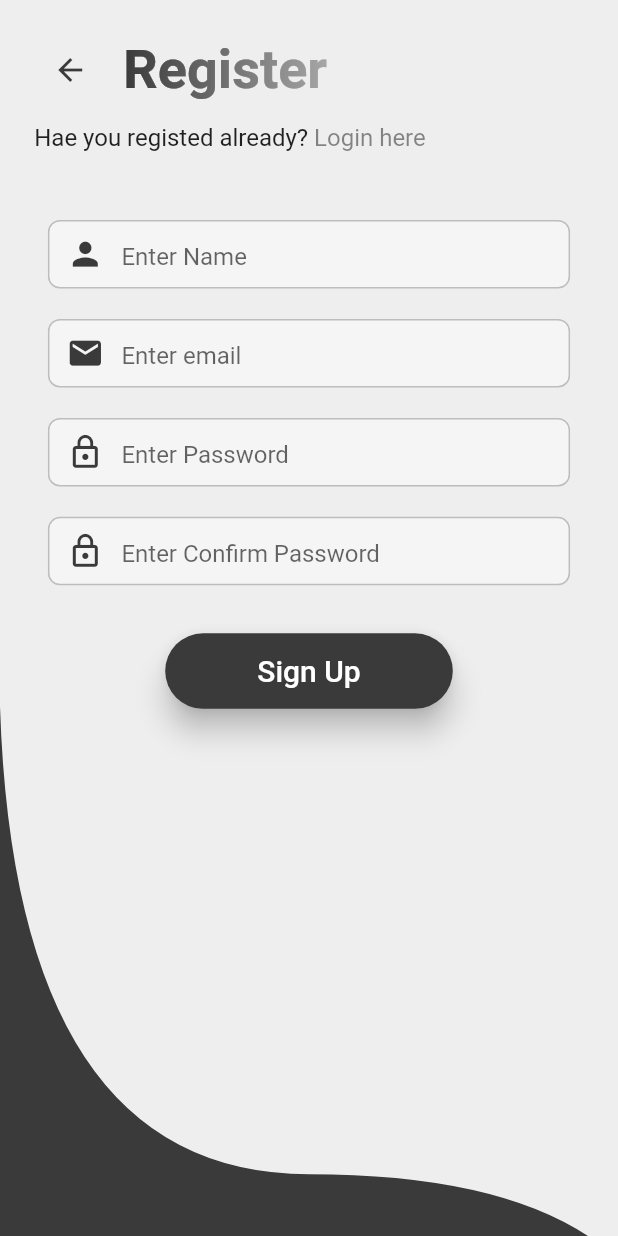
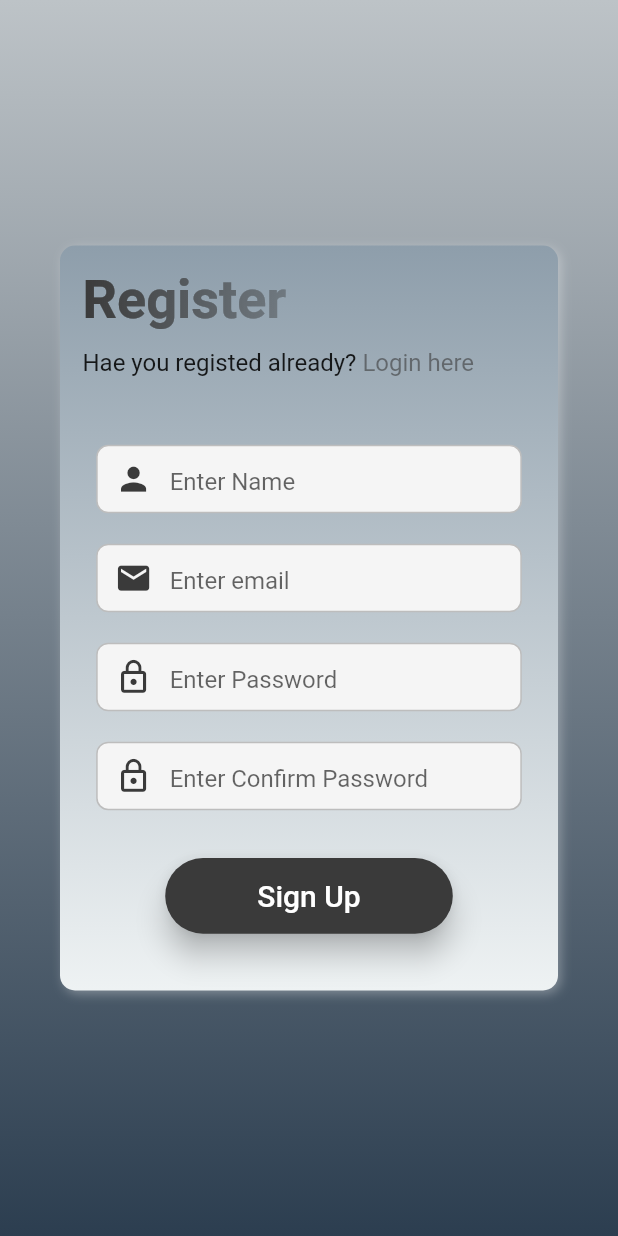
Before and after one commit to sadat-s-ahmed/bangladesh_building_code, a Flutter app: the SignUpPage screen opened directly, on a phone screen of 412 x 824 dp. Run offline on Flutter 3.47's test engine with Material 2 defaults, Android fonts, the phone set to English and light mode, and no system bars; our stand-ins replace decimal, flutter_secure_storage, sliding_up_panel; missing offline and left inert: animated_splash, dropdownfield, flutter_pdfview, flutter_plugin_pdf_viewer; accounts and stored records are empty; network calls fail; Roboto replaces fonts that are missing (Exo2).

Commit message:
restructured register page

```diff
--- a/bd_building_code/lib/pages/loginScreen/loginScreen.dart
+++ b/bd_building_code/lib/pages/loginScreen/loginScreen.dart
@@ -207,7 +207,7 @@ class _LoginPageState extends State<LoginPage> {
     return GradientText('Login',
         gradient: LinearGradient(colors: [
           Color.fromRGBO(58, 58, 58,1),
-          Color.fromRGBO(58, 58, 58, .4)
+          Color.fromRGBO(58, 58, 58, .7)
         ]),
         style: TextStyle(fontFamily: 'Exo2',fontSize: 36, fontWeight: FontWeight.bold));
   }
--- a/bd_building_code/lib/pages/registerpage.dart/register_page.dart
+++ b/bd_building_code/lib/pages/registerpage.dart/register_page.dart
@@ -7,6 +7,10 @@ import 'package:flutter/material.dart';
 
 Color colorCurve = Color.fromRGBO(58, 58, 58, 1);
 Color backgroundColor =Colors.grey.shade200;
+Color grads = Color.fromRGBO(189 , 195 , 199, 1);
+Color grads2 = Color.fromRGBO(44  , 62  , 80, 1);
+Color gradinner1 = Color.fromRGBO(142 , 158 , 171, 1);
+Color gradinner2 = Color.fromRGBO(238, 242 , 243, 1);
 
 class SignUpPage extends StatefulWidget {
   @override
@@ -34,32 +38,119 @@ class _SignUpPageState extends State<SignUpPage> {
     return Scaffold(
         backgroundColor:backgroundColor ,
         resizeToAvoidBottomInset: true,
-        body: Stack(children: <Widget>[
-        ClipPath(
-        clipper: BottomShapeClipper(),
-        child: Container(
-          color: colorCurve,
-        )),
+        body:Stack(
+            fit: StackFit.expand,
+            children: <Widget>[
+              Container(
+              decoration: BoxDecoration(
+                gradient: LinearGradient(
+                  begin: Alignment.topCenter,
+                  end: Alignment.bottomCenter,
+                  stops: [0, 1],
+                  colors: [
+                    grads,
+                    grads2
+                  ],
+                ),
+              ),
+              child:new Column(
+                mainAxisAlignment: MainAxisAlignment.center,
+                children: <Widget>[
+
+                  registerThings(),
+                ],
+              ) ,
+              ),
+
+
+            ],
+          )
+
+
+
+    //      Stack(children: <Widget>[
+    //     ClipPath(
+    //     clipper: BottomShapeClipper(),
+    //     child: Container(
+    //       color: colorCurve,
+    //     )),
+    //       SingleChildScrollView(
+    //     child: SafeArea(
+    //       top: true,
+    //       bottom: false,
+    //       child: Container(
+    //         margin: EdgeInsets.symmetric(
+    //             horizontal: size.getWidthPx(20), vertical: size.getWidthPx(20)),
+    //         child: Column(
+    //             crossAxisAlignment: CrossAxisAlignment.start,
+    //             children: <Widget>[
+    //               Row(
+    //                 children: <Widget>[
+    //                   IconButton(
+    //                     icon: Icon(Icons.arrow_back,color: colorCurve,),
+    //                     onPressed: () => Navigator.pop(context, false),
+    //                   ),
+    //                   SizedBox(width: size.getWidthPx(10)),
+    //                   _signUpGradientText(),
+    //                 ],
+    //               ),
+    //               SizedBox(height: size.getWidthPx(10)),
+    //               _textAccount(),
+    //               SizedBox(height: size.getWidthPx(30)),
+    //               registerFields()
+    //             ]),
+    //       ),
+    //     ),
+    //   )
+    // ])
+    );
+  }
+
+  registerThings(){
+    return Container(
+      margin: const EdgeInsets.symmetric(horizontal: 40.0, vertical: 5.0),
+      padding: const EdgeInsets.all(15.0),
+      decoration: new BoxDecoration(
+        gradient: LinearGradient(
+                  begin: Alignment.topCenter,
+                  end: Alignment.bottomCenter,
+                  stops: [0, 1],
+                  colors: [
+                    gradinner1,
+                    gradinner2
+                  ],
+                ),
+        //you can get rid of below line also
+        borderRadius: new BorderRadius.circular(10.0),
+        //below line is for rectangular shape
+        shape: BoxShape.rectangle,
+        //you can change opacity with color here(I used black) for rect
+        // color: Colors.black.withOpacity(0.5),
+        //I added some shadow, but you can remove boxShadow also.
+        boxShadow: <BoxShadow>[
+          new BoxShadow(
+            color: Colors.white30,
+            blurRadius: 5.0,
+            offset: new Offset(2.0, 2.0),
+          ),
+        ],
+      ),
+      child: new Column(
+        children: <Widget>[
             SingleChildScrollView(
               child: SafeArea(
                 top: true,
                 bottom: false,
                 child: Container(
-            margin: EdgeInsets.symmetric(
-                horizontal: size.getWidthPx(20), vertical: size.getWidthPx(20)),
+                  // margin: EdgeInsets.symmetric(
+                  //     horizontal: size.getWidthPx(20), vertical: size.getWidthPx(20)),
                   child: Column(
                       crossAxisAlignment: CrossAxisAlignment.start,
                       children: <Widget>[
-                  Row(
-                    children: <Widget>[
-                      IconButton(
-                        icon: Icon(Icons.arrow_back,color: colorCurve,),
-                        onPressed: () => Navigator.pop(context, false),
-                      ),
-                      SizedBox(width: size.getWidthPx(10)),
+
                         _signUpGradientText(),
-                    ],
-                  ),
+
+
                         SizedBox(height: size.getWidthPx(10)),
                         _textAccount(),
                         SizedBox(height: size.getWidthPx(30)),
@@ -68,8 +159,12 @@ class _SignUpPageState extends State<SignUpPage> {
                 ),
               ),
             )
-    ]));
+        ],
+      ),
+    );
+
   }
+
 
   RichText _textAccount() {
     return RichText(
@@ -81,7 +176,7 @@ class _SignUpPageState extends State<SignUpPage> {
                 color: Color.fromRGBO(58, 58,58, .6)),
               text: 'Login here',
               recognizer: TapGestureRecognizer()
-                ..onTap = () => Navigator.pop(context),
+                ..onTap = () => Navigator.pop(context, false),
             )
           ],
           style: TextStyle(fontFamily: 'Exo2',color: Colors.black87, fontSize: 16)),
```
Lines whose indentation alone changed are shown as unchanged.
